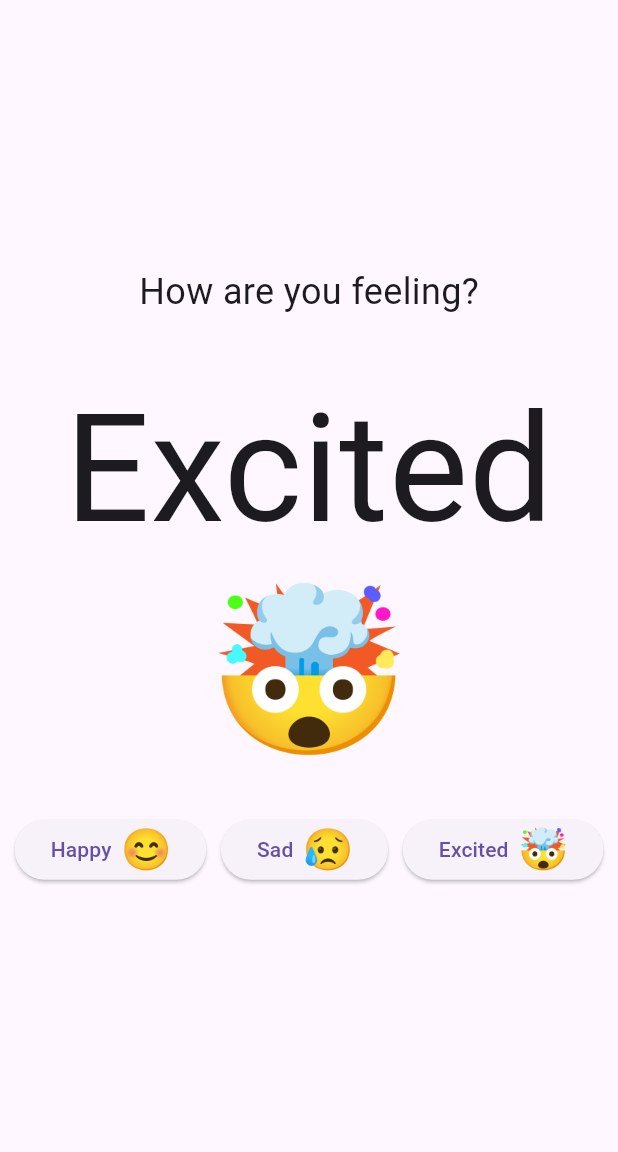
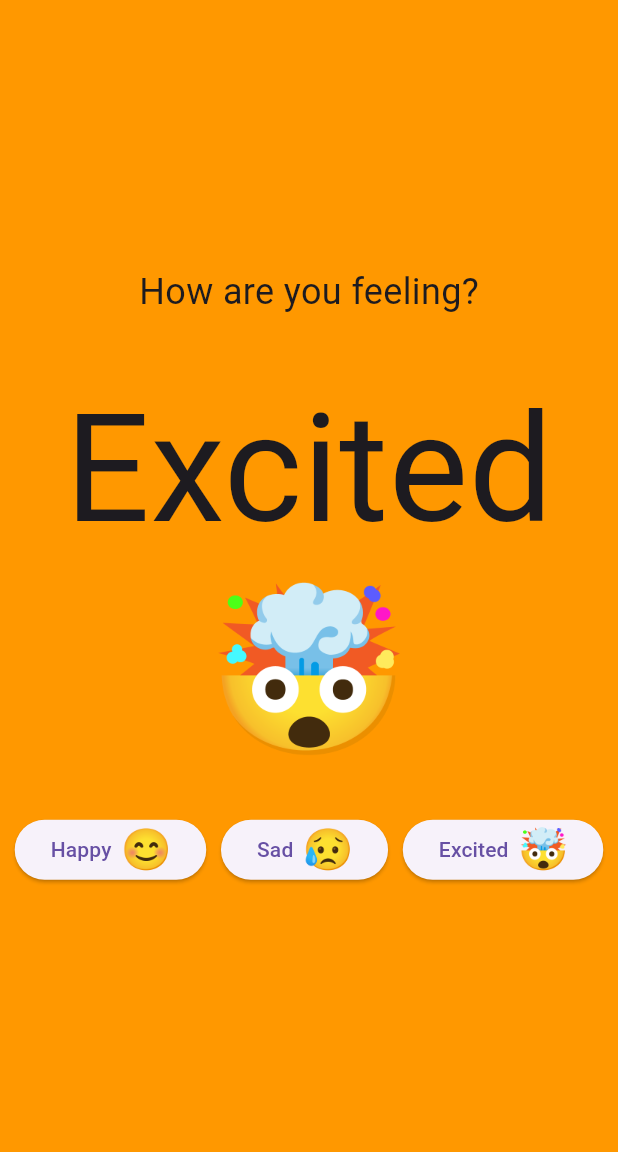
Before and after one commit to Nathan2055/csc4360-activity07-mood_toggle, a Flutter app: the screen it shows after launch, after a tap on "Sad", after a tap on "Excited", on a phone screen of 412 x 824 dp, the part 84-1236 px from its top. Run offline on Flutter 3.47's test engine with Material 3 defaults, Android fonts, the phone set to English and light mode, and no system bars.

Commit message:
Implement the automatically updating background colors from Bonus 1

```diff
--- a/lib/main.dart
+++ b/lib/main.dart
@@ -33,21 +33,27 @@ class MoodModel with ChangeNotifier {
   String get excitedMood => _excitedMood;
   String get excitedMoodImage => _excitedMoodImage;
 
+  Color _backgroundColor = Colors.yellow;
+  Color get backgroundColor => _backgroundColor;
+
   void setHappy() {
     _currentMood = _happyMood;
     _currentMoodImage = _happyMoodImage;
+    _backgroundColor = Colors.yellow;
     notifyListeners();
   }
 
   void setSad() {
     _currentMood = _sadMood;
     _currentMoodImage = _sadMoodImage;
+    _backgroundColor = Colors.blue;
     notifyListeners();
   }
 
   void setExcited() {
     _currentMood = _excitedMood;
     _currentMoodImage = _excitedMoodImage;
+    _backgroundColor = Colors.orange;
     notifyListeners();
   }
 }
@@ -68,8 +74,11 @@ class MyApp extends StatelessWidget {
 class HomePage extends StatelessWidget {
   @override
   Widget build(BuildContext context) {
+    return Consumer<MoodModel>(
+      builder: (context, moodModel, child) {
         return Scaffold(
           appBar: AppBar(title: Text('Mood Toggle Challenge')),
+          backgroundColor: moodModel.backgroundColor,
           body: Center(
             child: Column(
               mainAxisAlignment: MainAxisAlignment.center,
@@ -82,6 +91,8 @@ class HomePage extends StatelessWidget {
               ],
             ),
           ),
+        );
+      },
     );
   }
 }
```
Lines whose indentation alone changed are shown as unchanged.
